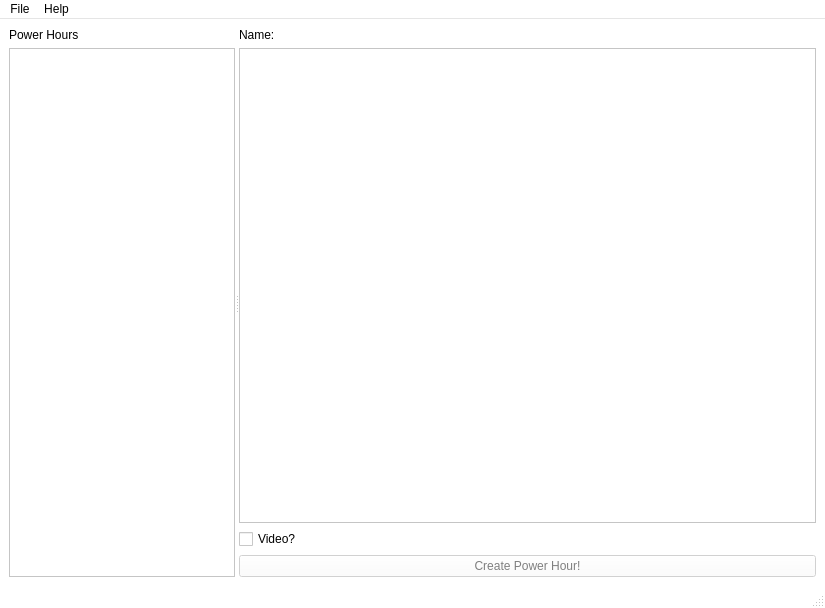
jac241/power_hour_creator, file designer/mainwindow.ui: the form before one commit.
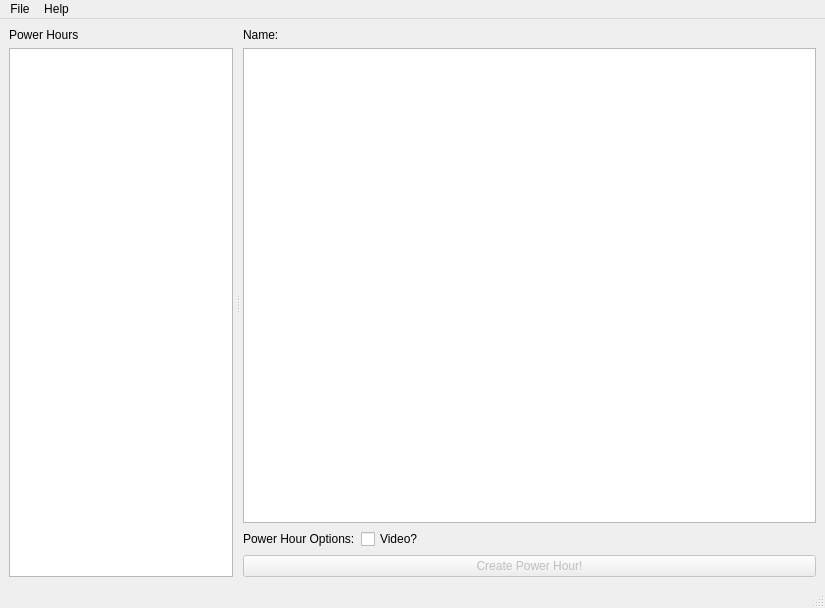
The form after the commit. Custom widgets are drawn as their Qt base class.

Patch:
```diff
--- a/designer/mainwindow.ui
+++ b/designer/mainwindow.ui
@@ -10,421 +10,6 @@
     <height>608</height>
    </rect>
   </property>
-  <property name="palette">
-   <palette>
-    <active>
-     <colorrole role="WindowText">
-      <brush brushstyle="SolidPattern">
-       <color alpha="255">
-        <red>0</red>
-        <green>0</green>
-        <blue>0</blue>
-       </color>
-      </brush>
-     </colorrole>
-     <colorrole role="Button">
-      <brush brushstyle="SolidPattern">
-       <color alpha="255">
-        <red>255</red>
-        <green>255</green>
-        <blue>255</blue>
-       </color>
-      </brush>
-     </colorrole>
-     <colorrole role="Light">
-      <brush brushstyle="SolidPattern">
-       <color alpha="255">
-        <red>255</red>
-        <green>255</green>
-        <blue>255</blue>
-       </color>
-      </brush>
-     </colorrole>
-     <colorrole role="Midlight">
-      <brush brushstyle="SolidPattern">
-       <color alpha="255">
-        <red>255</red>
-        <green>255</green>
-        <blue>255</blue>
-       </color>
-      </brush>
-     </colorrole>
-     <colorrole role="Dark">
-      <brush brushstyle="SolidPattern">
-       <color alpha="255">
-        <red>127</red>
-        <green>127</green>
-        <blue>127</blue>
-       </color>
-      </brush>
-     </colorrole>
-     <colorrole role="Mid">
-      <brush brushstyle="SolidPattern">
-       <color alpha="255">
-        <red>170</red>
-        <green>170</green>
-        <blue>170</blue>
-       </color>
-      </brush>
-     </colorrole>
-     <colorrole role="Text">
-      <brush brushstyle="SolidPattern">
-       <color alpha="255">
-        <red>0</red>
-        <green>0</green>
-        <blue>0</blue>
-       </color>
-      </brush>
-     </colorrole>
-     <colorrole role="BrightText">
-      <brush brushstyle="SolidPattern">
-       <color alpha="255">
-        <red>255</red>
-        <green>255</green>
-        <blue>255</blue>
-       </color>
-      </brush>
-     </colorrole>
-     <colorrole role="ButtonText">
-      <brush brushstyle="SolidPattern">
-       <color alpha="255">
-        <red>0</red>
-        <green>0</green>
-        <blue>0</blue>
-       </color>
-      </brush>
-     </colorrole>
-     <colorrole role="Base">
-      <brush brushstyle="SolidPattern">
-       <color alpha="255">
-        <red>255</red>
-        <green>255</green>
-        <blue>255</blue>
-       </color>
-      </brush>
-     </colorrole>
-     <colorrole role="Window">
-      <brush brushstyle="SolidPattern">
-       <color alpha="255">
-        <red>255</red>
-        <green>255</green>
-        <blue>255</blue>
-       </color>
-      </brush>
-     </colorrole>
-     <colorrole role="Shadow">
-      <brush brushstyle="SolidPattern">
-       <color alpha="255">
-        <red>0</red>
-        <green>0</green>
-        <blue>0</blue>
-       </color>
-      </brush>
-     </colorrole>
-     <colorrole role="AlternateBase">
-      <brush brushstyle="SolidPattern">
-       <color alpha="255">
-        <red>255</red>
-        <green>255</green>
-        <blue>255</blue>
-       </color>
-      </brush>
-     </colorrole>
-     <colorrole role="ToolTipBase">
-      <brush brushstyle="SolidPattern">
-       <color alpha="255">
-        <red>255</red>
-        <green>255</green>
-        <blue>220</blue>
-       </color>
-      </brush>
-     </colorrole>
-     <colorrole role="ToolTipText">
-      <brush brushstyle="SolidPattern">
-       <color alpha="255">
-        <red>0</red>
-        <green>0</green>
-        <blue>0</blue>
-       </color>
-      </brush>
-     </colorrole>
-    </active>
-    <inactive>
-     <colorrole role="WindowText">
-      <brush brushstyle="SolidPattern">
-       <color alpha="255">
-        <red>0</red>
-        <green>0</green>
-        <blue>0</blue>
-       </color>
-      </brush>
-     </colorrole>
-     <colorrole role="Button">
-      <brush brushstyle="SolidPattern">
-       <color alpha="255">
-        <red>255</red>
-        <green>255</green>
-        <blue>255</blue>
-       </color>
-      </brush>
-     </colorrole>
-     <colorrole role="Light">
-      <brush brushstyle="SolidPattern">
-       <color alpha="255">
-        <red>255</red>
-        <green>255</green>
-        <blue>255</blue>
-       </color>
-      </brush>
-     </colorrole>
-     <colorrole role="Midlight">
-      <brush brushstyle="SolidPattern">
-       <color alpha="255">
-        <red>255</red>
-        <green>255</green>
-        <blue>255</blue>
-       </color>
-      </brush>
-     </colorrole>
-     <colorrole role="Dark">
-      <brush brushstyle="SolidPattern">
-       <color alpha="255">
-        <red>127</red>
-        <green>127</green>
-        <blue>127</blue>
-       </color>
-      </brush>
-     </colorrole>
-     <colorrole role="Mid">
-      <brush brushstyle="SolidPattern">
-       <color alpha="255">
-        <red>170</red>
-        <green>170</green>
-        <blue>170</blue>
-       </color>
-      </brush>
-     </colorrole>
-     <colorrole role="Text">
-      <brush brushstyle="SolidPattern">
-       <color alpha="255">
-        <red>0</red>
-        <green>0</green>
-        <blue>0</blue>
-       </color>
-      </brush>
-     </colorrole>
-     <colorrole role="BrightText">
-      <brush brushstyle="SolidPattern">
-       <color alpha="255">
-        <red>255</red>
-        <green>255</green>
-        <blue>255</blue>
-       </color>
-      </brush>
-     </colorrole>
-     <colorrole role="ButtonText">
-      <brush brushstyle="SolidPattern">
-       <color alpha="255">
-        <red>0</red>
-        <green>0</green>
-        <blue>0</blue>
-       </color>
-      </brush>
-     </colorrole>
-     <colorrole role="Base">
-      <brush brushstyle="SolidPattern">
-       <color alpha="255">
-        <red>255</red>
-        <green>255</green>
-        <blue>255</blue>
-       </color>
-      </brush>
-     </colorrole>
-     <colorrole role="Window">
-      <brush brushstyle="SolidPattern">
-       <color alpha="255">
-        <red>255</red>
-        <green>255</green>
-        <blue>255</blue>
-       </color>
-      </brush>
-     </colorrole>
-     <colorrole role="Shadow">
-      <brush brushstyle="SolidPattern">
-       <color alpha="255">
-        <red>0</red>
-        <green>0</green>
-        <blue>0</blue>
-       </color>
-      </brush>
-     </colorrole>
-     <colorrole role="AlternateBase">
-      <brush brushstyle="SolidPattern">
-       <color alpha="255">
-        <red>255</red>
-        <green>255</green>
-        <blue>255</blue>
-       </color>
-      </brush>
-     </colorrole>
-     <colorrole role="ToolTipBase">
-      <brush brushstyle="SolidPattern">
-       <color alpha="255">
-        <red>255</red>
-        <green>255</green>
-        <blue>220</blue>
-       </color>
-      </brush>
-     </colorrole>
-     <colorrole role="ToolTipText">
-      <brush brushstyle="SolidPattern">
-       <color alpha="255">
-        <red>0</red>
-        <green>0</green>
-        <blue>0</blue>
-       </color>
-      </brush>
-     </colorrole>
-    </inactive>
-    <disabled>
-     <colorrole role="WindowText">
-      <brush brushstyle="SolidPattern">
-       <color alpha="255">
-        <red>127</red>
-        <green>127</green>
-        <blue>127</blue>
-       </color>
-      </brush>
-     </colorrole>
-     <colorrole role="Button">
-      <brush brushstyle="SolidPattern">
-       <color alpha="255">
-        <red>255</red>
-        <green>255</green>
-        <blue>255</blue>
-       </color>
-      </brush>
-     </colorrole>
-     <colorrole role="Light">
-      <brush brushstyle="SolidPattern">
-       <color alpha="255">
-        <red>255</red>
-        <green>255</green>
-        <blue>255</blue>
-       </color>
-      </brush>
-     </colorrole>
-     <colorrole role="Midlight">
-      <brush brushstyle="SolidPattern">
-       <color alpha="255">
-        <red>255</red>
-        <green>255</green>
-        <blue>255</blue>
-       </color>
-      </brush>
-     </colorrole>
-     <colorrole role="Dark">
-      <brush brushstyle="SolidPattern">
-       <color alpha="255">
-        <red>127</red>
-        <green>127</green>
-        <blue>127</blue>
-       </color>
-      </brush>
-     </colorrole>
-     <colorrole role="Mid">
-      <brush brushstyle="SolidPattern">
-       <color alpha="255">
-        <red>170</red>
-        <green>170</green>
-        <blue>170</blue>
-       </color>
-      </brush>
-     </colorrole>
-     <colorrole role="Text">
-      <brush brushstyle="SolidPattern">
-       <color alpha="255">
-        <red>127</red>
-        <green>127</green>
-        <blue>127</blue>
-       </color>
-      </brush>
-     </colorrole>
-     <colorrole role="BrightText">
-      <brush brushstyle="SolidPattern">
-       <color alpha="255">
-        <red>255</red>
-        <green>255</green>
-        <blue>255</blue>
-       </color>
-      </brush>
-     </colorrole>
-     <colorrole role="ButtonText">
-      <brush brushstyle="SolidPattern">
-       <color alpha="255">
-        <red>127</red>
-        <green>127</green>
-        <blue>127</blue>
-       </color>
-      </brush>
-     </colorrole>
-     <colorrole role="Base">
-      <brush brushstyle="SolidPattern">
-       <color alpha="255">
-        <red>255</red>
-        <green>255</green>
-        <blue>255</blue>
-       </color>
-      </brush>
-     </colorrole>
-     <colorrole role="Window">
-      <brush brushstyle="SolidPattern">
-       <color alpha="255">
-        <red>255</red>
-        <green>255</green>
-        <blue>255</blue>
-       </color>
-      </brush>
-     </colorrole>
-     <colorrole role="Shadow">
-      <brush brushstyle="SolidPattern">
-       <color alpha="255">
-        <red>0</red>
-        <green>0</green>
-        <blue>0</blue>
-       </color>
-      </brush>
-     </colorrole>
-     <colorrole role="AlternateBase">
-      <brush brushstyle="SolidPattern">
-       <color alpha="255">
-        <red>255</red>
-        <green>255</green>
-        <blue>255</blue>
-       </color>
-      </brush>
-     </colorrole>
-     <colorrole role="ToolTipBase">
-      <brush brushstyle="SolidPattern">
-       <color alpha="255">
-        <red>255</red>
-        <green>255</green>
-        <blue>220</blue>
-       </color>
-      </brush>
-     </colorrole>
-     <colorrole role="ToolTipText">
-      <brush brushstyle="SolidPattern">
-       <color alpha="255">
-        <red>0</red>
-        <green>0</green>
-        <blue>0</blue>
-       </color>
-      </brush>
-     </colorrole>
-    </disabled>
-   </palette>
-  </property>
   <property name="windowTitle">
    <string>Power Hour Creator</string>
   </property>
@@ -438,6 +23,9 @@
       <property name="orientation">
        <enum>Qt::Horizontal</enum>
       </property>
+      <property name="handleWidth">
+       <number>10</number>
+      </property>
       <property name="childrenCollapsible">
        <bool>false</bool>
       </property>
@@ -494,29 +82,56 @@
           <property name="contextMenuPolicy">
            <enum>Qt::CustomContextMenu</enum>
           </property>
+          <property name="frameShadow">
+           <enum>QFrame::Plain</enum>
+          </property>
           <property name="editTriggers">
            <set>QAbstractItemView::AllEditTriggers</set>
           </property>
           <property name="dragEnabled">
            <bool>false</bool>
           </property>
-          <property name="alternatingRowColors">
-           <bool>false</bool>
-          </property>
           <property name="selectionBehavior">
            <enum>QAbstractItemView::SelectRows</enum>
           </property>
           <property name="showGrid">
+           <bool>false</bool>
+          </property>
+          <attribute name="horizontalHeaderStretchLastSection">
            <bool>true</bool>
-          </property>
+          </attribute>
          </widget>
         </item>
         <item>
-         <widget class="QCheckBox" name="videoCheckBox">
-          <property name="text">
-           <string>Video?</string>
-          </property>
-         </widget>
+         <layout class="QHBoxLayout" name="powerHourOptions">
+          <item>
+           <widget class="QLabel" name="optionsSectionLabel">
+            <property name="text">
+             <string>Power Hour Options:</string>
+            </property>
+           </widget>
+          </item>
+          <item>
+           <widget class="QCheckBox" name="videoCheckBox">
+            <property name="text">
+             <string>Video?</string>
+            </property>
+           </widget>
+          </item>
+          <item>
+           <spacer name="horizontalSpacer">
+            <property name="orientation">
+             <enum>Qt::Horizontal</enum>
+            </property>
+            <property name="sizeHint" stdset="0">
+             <size>
+              <width>40</width>
+              <height>20</height>
+             </size>
+            </property>
+           </spacer>
+          </item>
+         </layout>
         </item>
         <item>
          <widget class="QPushButton" name="createPowerHourButton">
```
